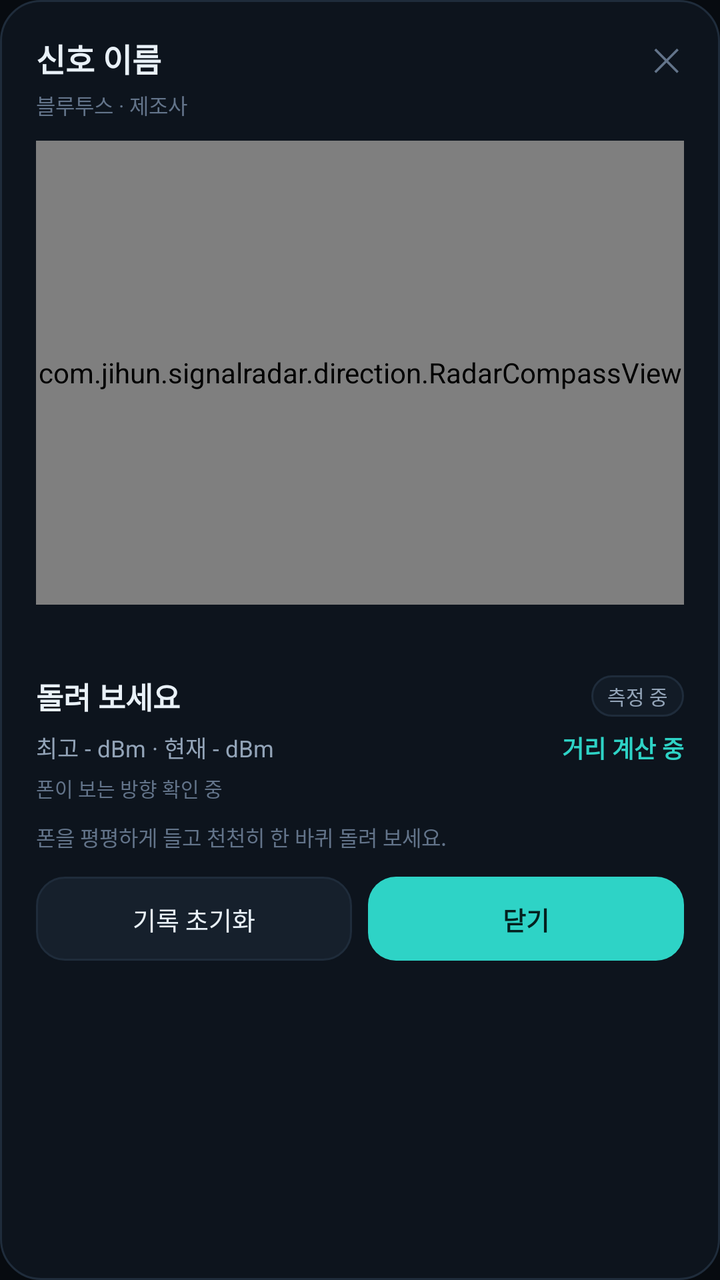
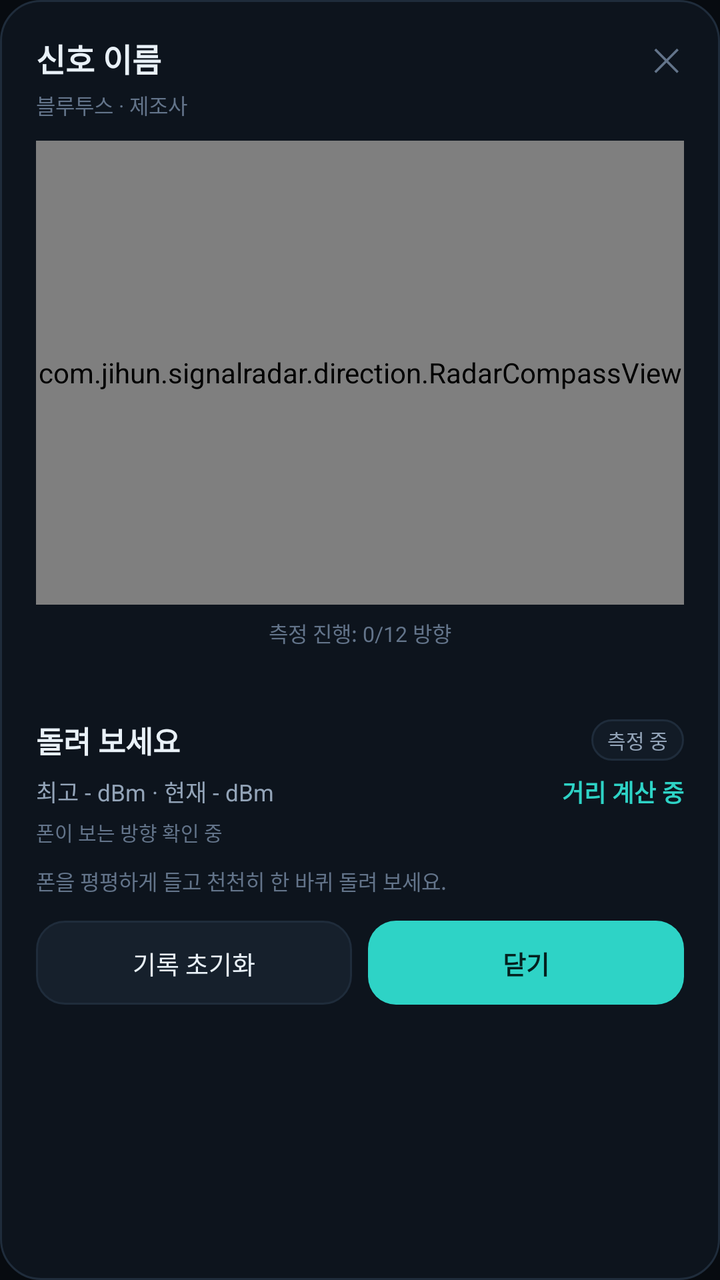

The first picture is an Android layout as it rendered before a commit; the second is the same layout after the commit. The layout source and the unified diff follow.
<!-- AndroidManifest.xml: application theme Theme.SignalRadar -->
<!-- res/layout/dialog_direction.xml -->
<?xml version="1.0" encoding="utf-8"?>
<LinearLayout xmlns:android="http://schemas.android.com/apk/res/android"
    android:layout_width="match_parent"
    android:layout_height="wrap_content"
    android:background="@drawable/bg_dialog_panel"
    android:orientation="vertical"
    android:paddingStart="18dp"
    android:paddingTop="16dp"
    android:paddingEnd="18dp"
    android:paddingBottom="16dp">

    <LinearLayout
        android:layout_width="match_parent"
        android:layout_height="wrap_content"
        android:gravity="center_vertical"
        android:orientation="horizontal">

        <TextView
            android:id="@+id/dirTitle"
            android:layout_width="0dp"
            android:layout_height="wrap_content"
            android:layout_weight="1"
            android:ellipsize="end"
            android:maxLines="1"
            android:text="신호 이름"
            android:textColor="@color/text_primary"
            android:textSize="16sp"
            android:textStyle="bold" />

        <TextView
            android:id="@+id/dirCloseTop"
            android:layout_width="wrap_content"
            android:layout_height="wrap_content"
            android:background="@android:color/transparent"
            android:paddingStart="10dp"
            android:paddingTop="2dp"
            android:paddingEnd="2dp"
            android:paddingBottom="2dp"
            android:text="✕"
            android:textColor="@color/text_muted"
            android:textSize="16sp" />
    </LinearLayout>

    <TextView
        android:id="@+id/dirSubtitle"
        android:layout_width="match_parent"
        android:layout_height="wrap_content"
        android:layout_marginTop="2dp"
        android:ellipsize="end"
        android:maxLines="1"
        android:text="블루투스 · 제조사"
        android:textColor="@color/text_muted"
        android:textSize="10.5sp" />

    <com.jihun.signalradar.direction.RadarCompassView
        android:id="@+id/dirRadar"
        android:layout_width="match_parent"
        android:layout_height="232dp"
        android:layout_gravity="center_horizontal"
        android:layout_marginTop="10dp" />

    <TextView
        android:id="@+id/dirAligned"
        android:layout_width="match_parent"
        android:layout_height="wrap_content"
        android:layout_marginTop="8dp"
        android:gravity="center"
        android:text="🎯 이 방향이 가장 강해요!"
        android:textColor="@color/green"
        android:textSize="13sp"
        android:textStyle="bold"
        android:visibility="invisible" />

    <LinearLayout
        android:layout_width="match_parent"
        android:layout_height="wrap_content"
        android:layout_marginTop="8dp"
        android:gravity="center_vertical"
        android:orientation="horizontal">

        <TextView
            android:id="@+id/dirBearing"
            android:layout_width="0dp"
            android:layout_height="wrap_content"
            android:layout_weight="1"
            android:text="돌려 보세요"
            android:textColor="@color/text_primary"
            android:textSize="15sp"
            android:textStyle="bold" />

        <TextView
            android:id="@+id/dirTrend"
            android:layout_width="wrap_content"
            android:layout_height="wrap_content"
            android:background="@drawable/bg_chip"
            android:paddingStart="8dp"
            android:paddingTop="3dp"
            android:paddingEnd="8dp"
            android:paddingBottom="3dp"
            android:text="측정 중"
            android:textColor="@color/text_secondary"
            android:textSize="10sp" />
    </LinearLayout>

    <LinearLayout
        android:layout_width="match_parent"
        android:layout_height="wrap_content"
        android:layout_marginTop="6dp"
        android:gravity="center_vertical"
        android:orientation="horizontal">

        <TextView
            android:id="@+id/dirLevels"
            android:layout_width="0dp"
            android:layout_height="wrap_content"
            android:layout_weight="1"
            android:text="최고 - dBm · 현재 - dBm"
            android:textColor="@color/text_secondary"
            android:textSize="11.5sp" />

        <TextView
            android:id="@+id/dirDistance"
            android:layout_width="wrap_content"
            android:layout_height="wrap_content"
            android:text="거리 계산 중"
            android:textColor="@color/accent"
            android:textSize="12sp"
            android:textStyle="bold" />
    </LinearLayout>

    <TextView
        android:id="@+id/dirPhone"
        android:layout_width="match_parent"
        android:layout_height="wrap_content"
        android:layout_marginTop="4dp"
        android:text="폰이 보는 방향 확인 중"
        android:textColor="@color/text_muted"
        android:textSize="10sp" />

    <TextView
        android:id="@+id/dirHint"
        android:layout_width="match_parent"
        android:layout_height="wrap_content"
        android:layout_marginTop="9dp"
        android:lineSpacingExtra="2dp"
        android:text="폰을 평평하게 들고 천천히 한 바퀴 돌려 보세요."
        android:textColor="@color/text_muted"
        android:textSize="10.5sp" />

    <LinearLayout
        android:layout_width="match_parent"
        android:layout_height="wrap_content"
        android:layout_marginTop="12dp"
        android:orientation="horizontal">

        <TextView
            android:id="@+id/dirReset"
            android:layout_width="0dp"
            android:layout_height="42dp"
            android:layout_weight="1"
            android:background="@drawable/bg_button_secondary"
            android:gravity="center"
            android:text="기록 초기화"
            android:textColor="@color/text_primary"
            android:textSize="12.5sp" />

        <TextView
            android:id="@+id/dirClose"
            android:layout_width="0dp"
            android:layout_height="42dp"
            android:layout_marginStart="8dp"
            android:layout_weight="1"
            android:background="@drawable/bg_button_primary"
            android:gravity="center"
            android:text="닫기"
            android:textColor="@color/button_on_primary"
            android:textSize="12.5sp"
            android:textStyle="bold" />
    </LinearLayout>

</LinearLayout>
<!-- resources referenced by this layout -->
<resources>
  <color name="accent">#2ED3C6</color>
  <color name="button_on_primary">#04211F</color>
  <color name="green">#34D399</color>
  <color name="text_muted">#63748A</color>
  <color name="text_primary">#E9F1F8</color>
  <color name="text_secondary">#93A4B8</color>
  <!-- drawable bg_button_primary (drawable) -->
  <?xml version="1.0" encoding="utf-8"?>
  <shape xmlns:android="http://schemas.android.com/apk/res/android" android:shape="rectangle">
      <solid android:color="@color/accent" />
      <corners android:radius="14dp" />
  </shape>
  <!-- drawable bg_button_secondary (drawable) -->
  <?xml version="1.0" encoding="utf-8"?>
  <shape xmlns:android="http://schemas.android.com/apk/res/android" android:shape="rectangle">
      <solid android:color="@color/card_alt" />
      <corners android:radius="14dp" />
      <stroke android:width="1dp" android:color="@color/stroke" />
  </shape>
  <!-- drawable bg_chip (drawable) -->
  <?xml version="1.0" encoding="utf-8"?>
  <shape xmlns:android="http://schemas.android.com/apk/res/android" android:shape="rectangle">
      <solid android:color="@color/card" />
      <corners android:radius="100dp" />
      <stroke android:width="1dp" android:color="@color/stroke" />
  </shape>
  <!-- drawable bg_dialog_panel (drawable) -->
  <?xml version="1.0" encoding="utf-8"?>
  <shape xmlns:android="http://schemas.android.com/apk/res/android"
      android:shape="rectangle">
      <solid android:color="@color/surface" />
      <corners android:radius="20dp" />
      <stroke
          android:width="1dp"
          android:color="@color/stroke" />
  </shape>
  <style name="Theme.SignalRadar" parent="Theme.AppCompat.DayNight.NoActionBar">
          <item name="colorPrimary">@color/accent</item>
          <item name="colorPrimaryDark">@color/bg</item>
          <item name="colorAccent">@color/accent</item>
          <item name="android:windowBackground">@color/bg</item>
          <item name="android:statusBarColor">@color/bg</item>
          <item name="android:navigationBarColor">@color/bg</item>
          <item name="android:textColorPrimary">@color/text_primary</item>
          <item name="android:textColorSecondary">@color/text_secondary</item>
          <item name="android:windowLightStatusBar">false</item>
      </style>
  <color name="card_alt">#16202C</color>
  <color name="stroke">#1F2C3B</color>
  <color name="card">#121B26</color>
  <color name="surface">#0D141D</color>
  <color name="bg">#070B10</color>
</resources>

<!-- the commit's change to res/layout/dialog_direction.xml (unified diff, before → after) -->
@@ -58,6 +58,16 @@
         android:layout_height="232dp"
         android:layout_gravity="center_horizontal"
         android:layout_marginTop="10dp" />
+
+    <TextView
+        android:id="@+id/dirProgress"
+        android:layout_width="match_parent"
+        android:layout_height="wrap_content"
+        android:layout_marginTop="6dp"
+        android:gravity="center"
+        android:text="측정 진행: 0/12 방향"
+        android:textColor="@color/text_muted"
+        android:textSize="10.5sp" />
 
     <TextView
         android:id="@+id/dirAligned"
